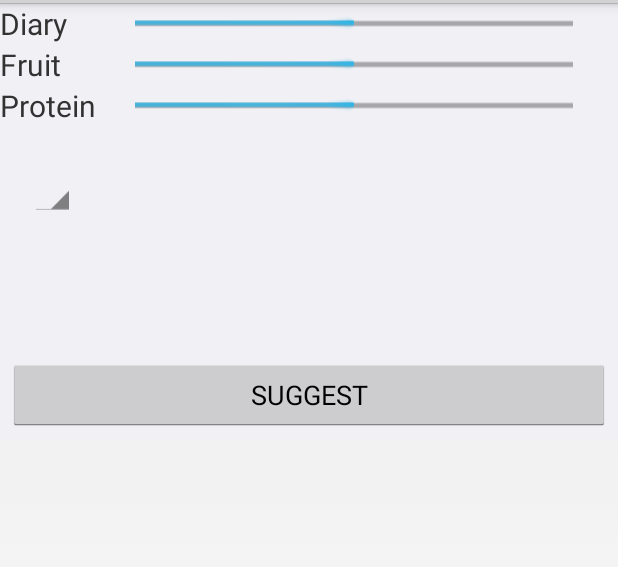
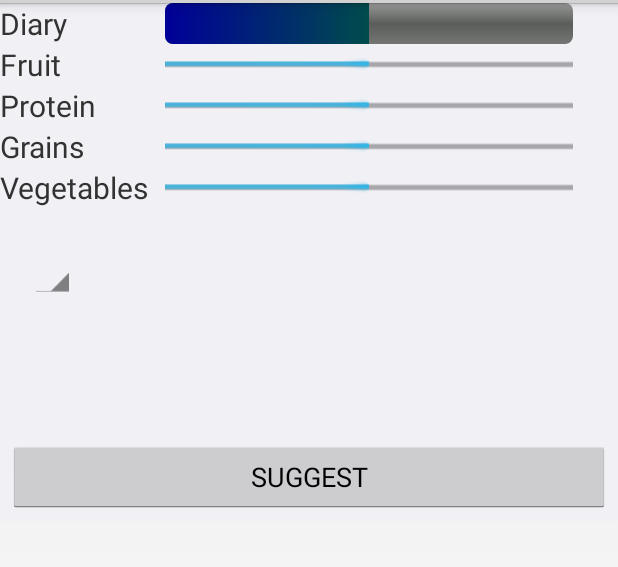
Before and after one commit to DharmanshuKamraa/mHealthHWJZD, an Android app: the fragment CartFragment shown on its own in the app's theme, on a phone screen of 412 x 824 dp, the part 69-636 px from its top. Run offline under Robolectric (Android 15) with nearby library versions, the phone set to English and light mode, and no system bars.

Commit message:
progress bar customization

```diff
--- /dev/null
+++ b/eat_client_v0.2/app/src/main/res/drawable/progressbar2.xml
@@ -0,0 +1,25 @@
+<?xml version="1.0" encoding="utf-8"?>
+<layer-list xmlns:android="http://schemas.android.com/apk/res/android" >
+    <item android:id="@android:id/background">
+        <shape>
+            <corners android:radius="5dip" />
+            <gradient
+                android:angle="270"
+                android:centerColor="#ff5a5d5a"
+                android:centerY="0.5"
+                android:endColor="#ff747674"
+                android:startColor="#ff9d9e9d" />
+        </shape>
+    </item>
+    <item android:id="@android:id/progress">
+        <clip>
+            <shape>
+                <corners android:radius="5dip" />
+                <gradient
+                    android:angle="0"
+                    android:endColor="#ff009900"
+                    android:startColor="#ff000099" />
+            </shape>
+        </clip>
+    </item>
+</layer-list>
--- a/eat_client_v0.2/app/src/main/res/layout/fragment_cart.xml
+++ b/eat_client_v0.2/app/src/main/res/layout/fragment_cart.xml
@@ -15,7 +15,7 @@
         android:id="@+id/linearLayout1">
 
         <TextView
-            android:layout_width="80dip"
+            android:layout_width="100dip"
             android:layout_height="wrap_content"
             android:text="Diary"
             android:textSize="20sp" />
@@ -29,6 +29,7 @@
             android:paddingRight="30dp"
             android:max="100"
             android:progress="50"
+            android:progressDrawable="@drawable/progressbar2"
             android:indeterminate="false" />
 
     </LinearLayout>
@@ -41,7 +42,7 @@
         android:layout_below="@+id/linearLayout1">
 
         <TextView
-            android:layout_width="80dip"
+            android:layout_width="100dip"
             android:layout_height="wrap_content"
             android:text="Fruit"
             android:textSize="20sp" />
@@ -67,7 +68,7 @@
         android:weightSum="1">
 
         <TextView
-            android:layout_width="80dip"
+            android:layout_width="100dip"
             android:layout_height="wrap_content"
             android:text="Protein"
             android:textSize="20sp" />
@@ -77,6 +78,60 @@
             android:layout_width="fill_parent"
             android:layout_height="match_parent"
             android:id="@+id/progressBar3"
+            android:paddingLeft="10dp"
+            android:paddingRight="30dp"
+            android:max="100"
+            android:progress="50"
+            android:indeterminate="false" />
+
+    </LinearLayout>
+
+    <LinearLayout
+        android:layout_width="fill_parent"
+        android:layout_height="wrap_content"
+        android:orientation="horizontal"
+        android:id="@+id/linearLayout3"
+        android:layout_below="@+id/linearLayout2"
+        android:weightSum="1">
+
+        <TextView
+            android:layout_width="100dip"
+            android:layout_height="wrap_content"
+            android:text="Grains"
+            android:textSize="20sp" />
+
+        <ProgressBar
+            style="?android:attr/progressBarStyleHorizontal"
+            android:layout_width="fill_parent"
+            android:layout_height="match_parent"
+            android:id="@+id/progressBar4"
+            android:paddingLeft="10dp"
+            android:paddingRight="30dp"
+            android:max="100"
+            android:progress="50"
+            android:indeterminate="false" />
+
+    </LinearLayout>
+
+    <LinearLayout
+        android:layout_width="fill_parent"
+        android:layout_height="wrap_content"
+        android:orientation="horizontal"
+        android:id="@+id/linearLayout3"
+        android:layout_below="@+id/linearLayout2"
+        android:weightSum="1">
+
+        <TextView
+            android:layout_width="100dip"
+            android:layout_height="wrap_content"
+            android:text="Vegetables"
+            android:textSize="20sp" />
+
+        <ProgressBar
+            style="?android:attr/progressBarStyleHorizontal"
+            android:layout_width="fill_parent"
+            android:layout_height="match_parent"
+            android:id="@+id/progressBar5"
             android:paddingLeft="10dp"
             android:paddingRight="30dp"
             android:max="100"
```
